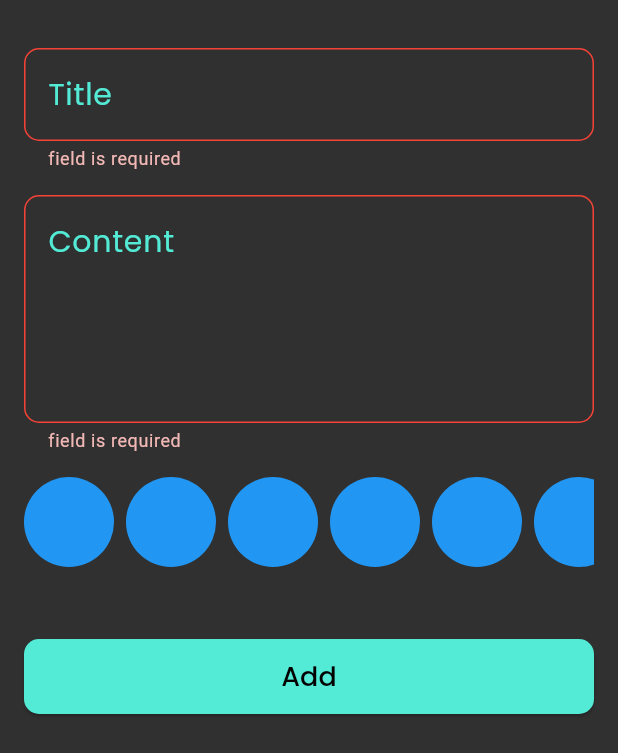
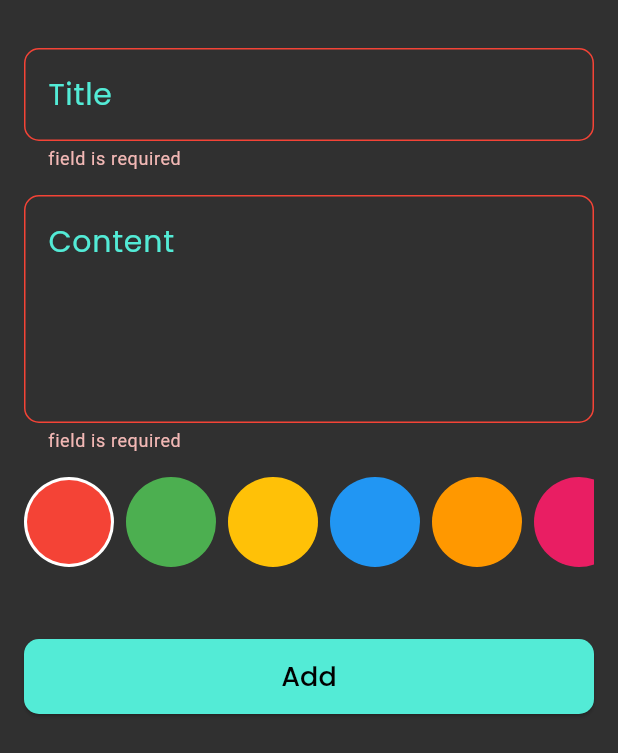
Before and after one commit to AlaaSharshera/notes_app, a Flutter app: the AddNoteForm widget shown alone on an empty page, opened directly, after a tap on "Add", on a phone screen of 412 x 824 dp. Shown: the top 753 px of the screen. Run offline on Flutter 3.47's test engine with Material 3 defaults, Android fonts, the phone set to English and light mode, and no system bars; our stand-ins replace bloc, flutter_bloc, google_fonts, hive, hive_flutter, modal_progress_hud_nsn; accounts and stored records are empty.

Commit message:
pick a note color

```diff
--- a/lib/cubits/addnote_cubit.dart/addnote_cubit.dart
+++ b/lib/cubits/addnote_cubit.dart/addnote_cubit.dart
@@ -1,3 +1,4 @@
+import 'package:flutter/material.dart';
 import 'package:flutter_bloc/flutter_bloc.dart';
 import 'package:hive_flutter/hive_flutter.dart';
 import 'package:notes_app/constant.dart';
@@ -7,8 +8,10 @@ import 'package:notes_app/models/notes_model.dart';
 
 class AddnoteCubit extends Cubit<AddnoteCubitState> {
   AddnoteCubit() : super(AddNoteCubitInitialState());
+  Color color = Colors.amber;
 
   addNote(NotesModel note) async {
+    note.color != color.value;
     emit(AddNoteCubitLoadingState());
 
     try {
--- a/lib/views/widgets/add_note_form.dart
+++ b/lib/views/widgets/add_note_form.dart
@@ -65,7 +65,8 @@ class _AddNoteFormState extends State<AddNoteForm> {
                       subTitle: subTitle!,
                       date:
                           DateFormat('dd/MM/yyyy HH:mm').format(DateTime.now()),
-                      color: Colors.blue.value);
+                      color:
+                          BlocProvider.of<AddnoteCubit>(context).color.value);
                   BlocProvider.of<AddnoteCubit>(context).addNote(noteModel);
                 } else {
                   autovalidateMode = AutovalidateMode.always;
--- a/lib/views/widgets/color_item.dart
+++ b/lib/views/widgets/color_item.dart
@@ -1,16 +1,24 @@
 import 'package:flutter/material.dart';
 
 class ColorItem extends StatelessWidget {
-  const ColorItem({super.key});
+  const ColorItem({required this.isActive, required this.color, super.key});
+  final bool isActive;
+  final Color color;
 
   @override
   Widget build(BuildContext context) {
-    return const Padding(
-      padding: EdgeInsets.only(right: 8.0),
-      child: CircleAvatar(
-        radius: 30,
-        backgroundColor: Colors.blue,
-      ),
-    );
+    return isActive
+        ? CircleAvatar(
+            radius: 30,
+            backgroundColor: Colors.white,
+            child: CircleAvatar(
+              radius: 28,
+              backgroundColor: color,
+            ),
+          )
+        : CircleAvatar(
+            radius: 30,
+            backgroundColor: color,
+          );
   }
 }
--- a/lib/views/widgets/colors_listview.dart
+++ b/lib/views/widgets/colors_listview.dart
@@ -1,18 +1,49 @@
 import 'package:flutter/material.dart';
+import 'package:flutter_bloc/flutter_bloc.dart';
+import 'package:notes_app/cubits/addnote_cubit.dart/addnote_cubit.dart';
 import 'package:notes_app/views/widgets/color_item.dart';
 
-class ColorsListView extends StatelessWidget {
+class ColorsListView extends StatefulWidget {
   const ColorsListView({super.key});
 
+  @override
+  State<ColorsListView> createState() => _ColorsListViewState();
+}
+
+class _ColorsListViewState extends State<ColorsListView> {
+  List<Color> colors = [
+    Colors.red,
+    Colors.green,
+    Colors.amber,
+    Colors.blue,
+    Colors.orange,
+    Colors.pink,
+    Colors.purple
+  ];
+
+  int currentIndex = 0;
   @override
   Widget build(BuildContext context) {
     return SizedBox(
       height: 60,
       child: ListView.builder(
-          itemCount: 10,
+          itemCount: 7,
           scrollDirection: Axis.horizontal,
           itemBuilder: (context, index) {
-            return const ColorItem();
+            return Padding(
+              padding: const EdgeInsets.only(right: 8.0),
+              child: GestureDetector(
+                onTap: () {
+                  currentIndex = index;
+                  BlocProvider.of<AddnoteCubit>(context).color = colors[index];
+                  setState(() {});
+                },
+                child: ColorItem(
+                  color: colors[index],
+                  isActive: currentIndex == index,
+                ),
+              ),
+            );
           }),
     );
   }
```
